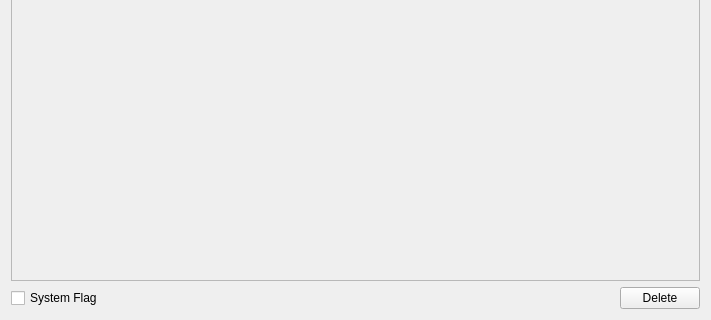
musescore/musescore-old, file mscore/mscore/symboldialog.ui: the form before one commit; both pictures show x 0 to 711 and y 212 to 532 of the 711 by 532 pixel window.
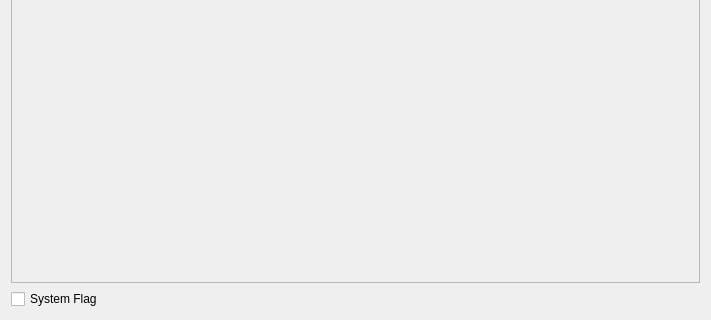
The form after the commit.

Commit message: fix #9107: Pasting multiple multi-voice notes causes crash remove delete button in symboldialog, fix system flag

```diff
--- a/mscore/mscore/symboldialog.ui
+++ b/mscore/mscore/symboldialog.ui
@@ -51,13 +51,6 @@
        </property>
       </spacer>
      </item>
-     <item>
-      <widget class="QPushButton" name="deleteButton" >
-       <property name="text" >
-        <string>Delete</string>
-       </property>
-      </widget>
-     </item>
     </layout>
    </item>
   </layout>
```
The commit also changes 5 other files.
